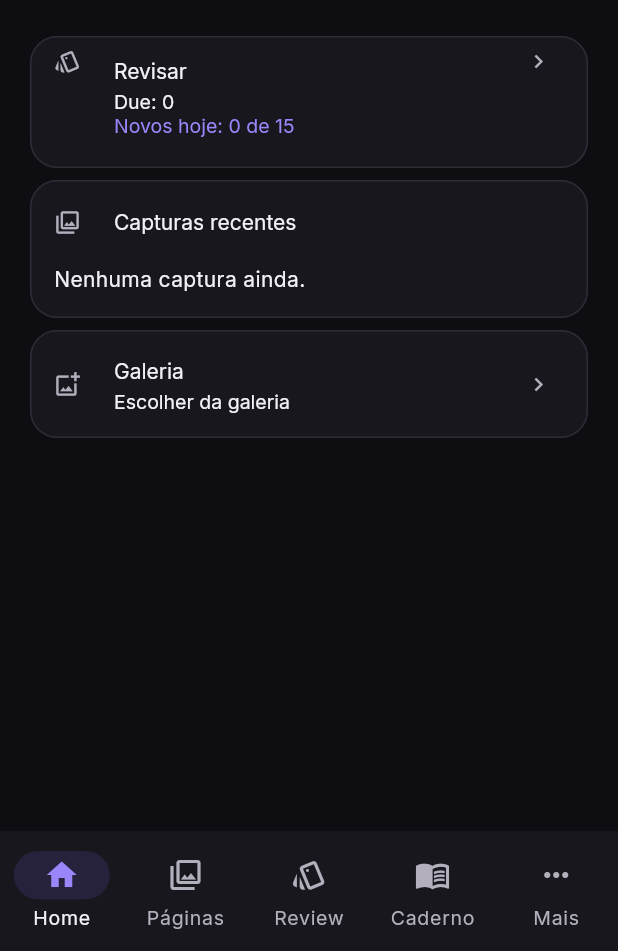
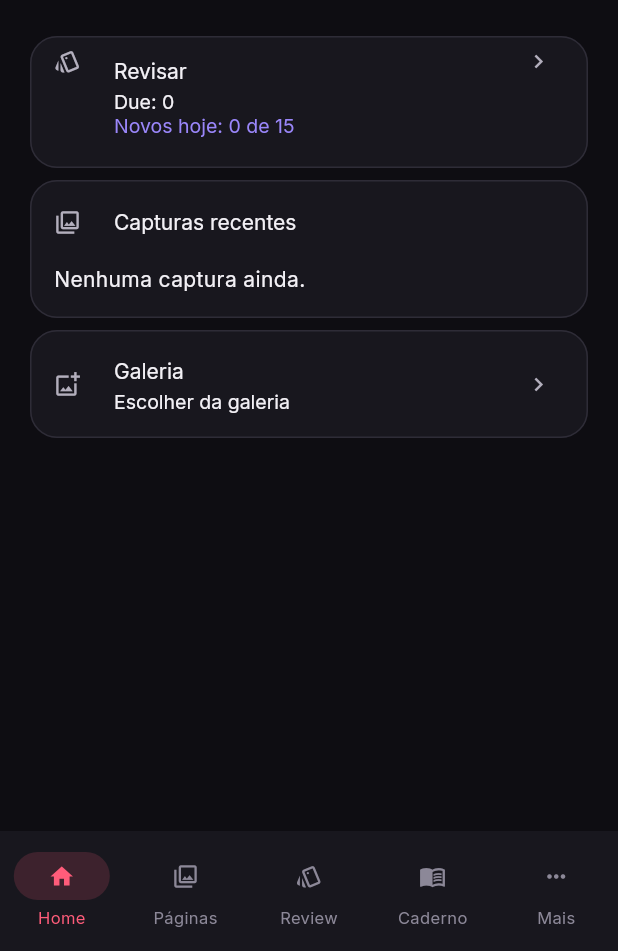
Before and after one commit to murilinhoPs/MangaJP, a Flutter app: the screen it shows after launch, on a phone screen of 412 x 824 dp, the part 285-1236 px from its top. Run offline on Flutter 3.47's test engine with Material 3 defaults, Android fonts, the phone set to English and light mode, and no system bars; our stand-ins replace drift, drift_flutter, flutter_riverpod, freezed_annotation, go_router, image_picker and 1 more; missing offline and left inert: receive_sharing_intent, sqlite3; accounts and stored records are empty; generated files the repository leaves out were written again.

Commit message:
M1.19: coral nav and SRS Hard/Easy border
FilledButton.styleFrom merges theme side; shape.side does
not override the coral primary outline. NavigationBar
defaults to secondaryContainer (violet).

Co-authored-by: Cursor Agent <cursoragent@cursor.com>

```diff
--- a/lib/core/theme/app_theme.dart
+++ b/lib/core/theme/app_theme.dart
@@ -234,6 +234,24 @@ abstract final class AppTheme {
           side: BorderSide(color: AppColors.coral),
         ),
       ),
+      // Color only (M1.20 owns shell layout). Default M3 indicator uses
+      // secondaryContainer (violet / Aprendendo). Active = coral + rail-ativo.
+      navigationBarTheme: NavigationBarThemeData(
+        indicatorColor: AppColors.overlayRailAtivo,
+        iconTheme: WidgetStateProperty.resolveWith((states) {
+          final selected = states.contains(WidgetState.selected);
+          return IconThemeData(
+            color: selected ? AppColors.coral : AppColors.text3,
+            size: AppIcons.sizeMin,
+          );
+        }),
+        labelTextStyle: WidgetStateProperty.resolveWith((states) {
+          final selected = states.contains(WidgetState.selected);
+          return AppTypeScale.metadados11.copyWith(
+            color: selected ? AppColors.coral : AppColors.text3,
+          );
+        }),
+      ),
     );
   }
 
--- a/lib/features/review/presentation/review_page.dart
+++ b/lib/features/review/presentation/review_page.dart
@@ -179,14 +179,17 @@ ButtonStyle _ratingStyle(ReviewRating rating, MangaJpTokens tokens) {
     ReviewRating.good => (tokens.mint, tokens.srsBomFill, tokens.text),
     ReviewRating.easy => (tokens.border, tokens.surface, tokens.text),
   };
+  // `side` must be set here: FilledButton.styleFrom merges with
+  // filledButtonTheme, whose coral outline would otherwise win over
+  // `shape.side` for Hard/Easy (tokens: border + surface only).
   return FilledButton.styleFrom(
     backgroundColor: fill,
     foregroundColor: fg,
     minimumSize: const Size.fromHeight(AppTargets.respostaReviewMobile),
     padding: const EdgeInsets.symmetric(horizontal: 4, vertical: 10),
+    side: BorderSide(color: border),
     shape: RoundedRectangleBorder(
       borderRadius: BorderRadius.circular(AppRadius.dockAcaoBusca),
-      side: BorderSide(color: border),
     ),
   );
 }
```
Also changed, not shown: 2 other files.
